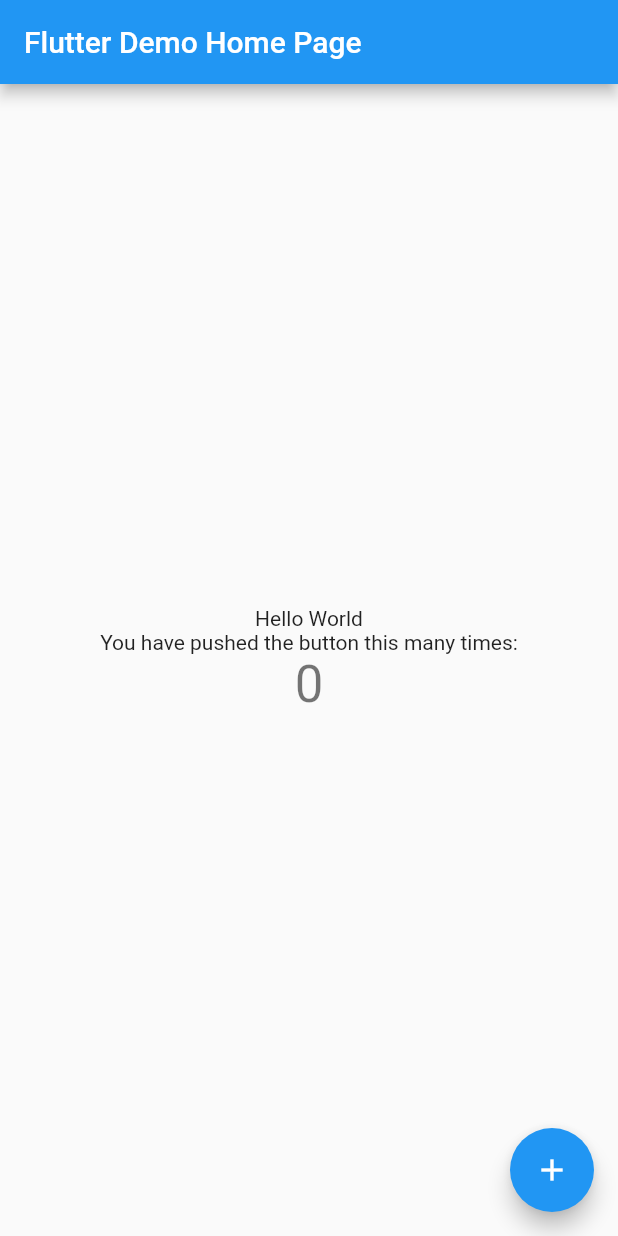
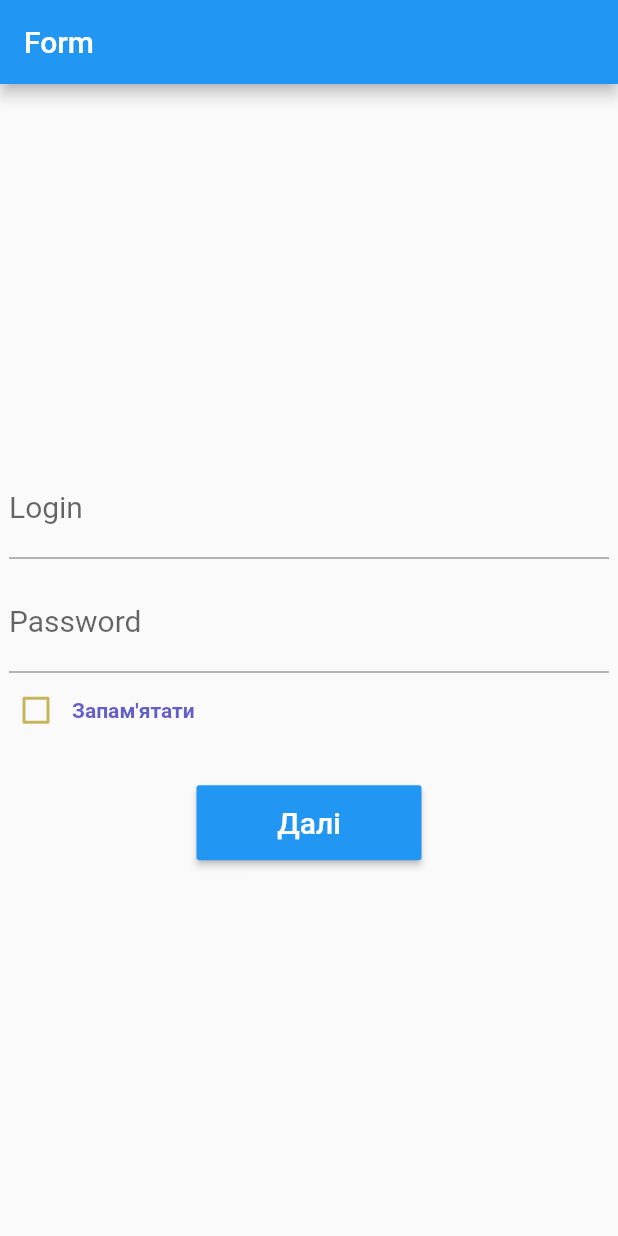
Before and after one commit to evgenijsd/flutter_application, a Flutter app: the screen it shows after launch, on a phone screen of 412 x 824 dp. Run offline on Flutter 3.47's test engine with Material 2 defaults, Android fonts, the phone set to English and light mode, and no system bars; our stand-ins replace splashscreen.

Commit message:
View login page

```diff
--- a/lib/main.dart
+++ b/lib/main.dart
@@ -21,7 +21,8 @@ class MyApp extends StatelessWidget {
       ),
       home: SplashScreen(
         seconds: 3,
-        navigateAfterSeconds: const MyHomePage(title: 'Flutter Demo Home Page'),
+        navigateAfterSeconds: const MyFormPage(
+            title: 'Form'), //const MyHomePage(title: 'Flutter Demo Home Page'),
         title: const Text(
           'SplashScreen',
           style: TextStyle(
@@ -29,6 +30,92 @@ class MyApp extends StatelessWidget {
         ),
         backgroundColor: Colors.lightBlue[200],
       ),
+    );
+  }
+}
+
+class MyFormPage extends StatefulWidget {
+  const MyFormPage({super.key, required this.title});
+
+  final String title;
+
+  @override
+  State<MyFormPage> createState() => _MyFormPageState();
+}
+
+class _MyFormPageState extends State<MyFormPage> {
+  final _sizeTextBlack = const TextStyle(fontSize: 20.0, color: Colors.black);
+  final _sizeTextWhite = const TextStyle(fontSize: 20.0, color: Colors.white);
+  bool _rememberMe = false;
+
+  @override
+  Widget build(BuildContext context) {
+    return Scaffold(
+      appBar: AppBar(
+        title: const Text('Form'),
+      ),
+      body: Center(
+          child: Column(
+        mainAxisAlignment: MainAxisAlignment.center,
+        children: <Widget>[
+          SizedBox(
+            width: 400.0,
+            child: TextFormField(
+              decoration: const InputDecoration(labelText: "Login"),
+              keyboardType: TextInputType.emailAddress,
+              style: _sizeTextBlack,
+            ),
+          ),
+          Container(
+            width: 400.0,
+            padding: const EdgeInsets.only(top: 10.0),
+            child: TextFormField(
+              decoration: const InputDecoration(labelText: "Password"),
+              obscureText: true,
+              style: _sizeTextBlack,
+            ),
+          ),
+          SizedBox(
+            height: 50.0,
+            child: Row(
+              children: <Widget>[
+                Theme(
+                  data: ThemeData(
+                      unselectedWidgetColor:
+                          const Color.fromARGB(255, 197, 182, 94)),
+                  child: Checkbox(
+                    value: _rememberMe,
+                    onChanged: (value) {
+                      setState(() {
+                        _rememberMe = value!;
+                      });
+                    },
+                  ),
+                ),
+                const Text(
+                  'Запам\'ятати',
+                  style: TextStyle(
+                      fontWeight: FontWeight.bold,
+                      color: Color.fromARGB(255, 101, 94, 199)),
+                ),
+              ],
+            ),
+          ),
+          Padding(
+            padding: const EdgeInsets.only(top: 25.0),
+            child: MaterialButton(
+              color: Theme.of(context).colorScheme.secondary,
+              height: 50.0,
+              minWidth: 150.0,
+              onPressed: () {},
+              child: Text(
+                "Далі",
+                style: _sizeTextWhite,
+              ),
+            ),
+          )
+        ],
+      )),
     );
   }
 }
```
